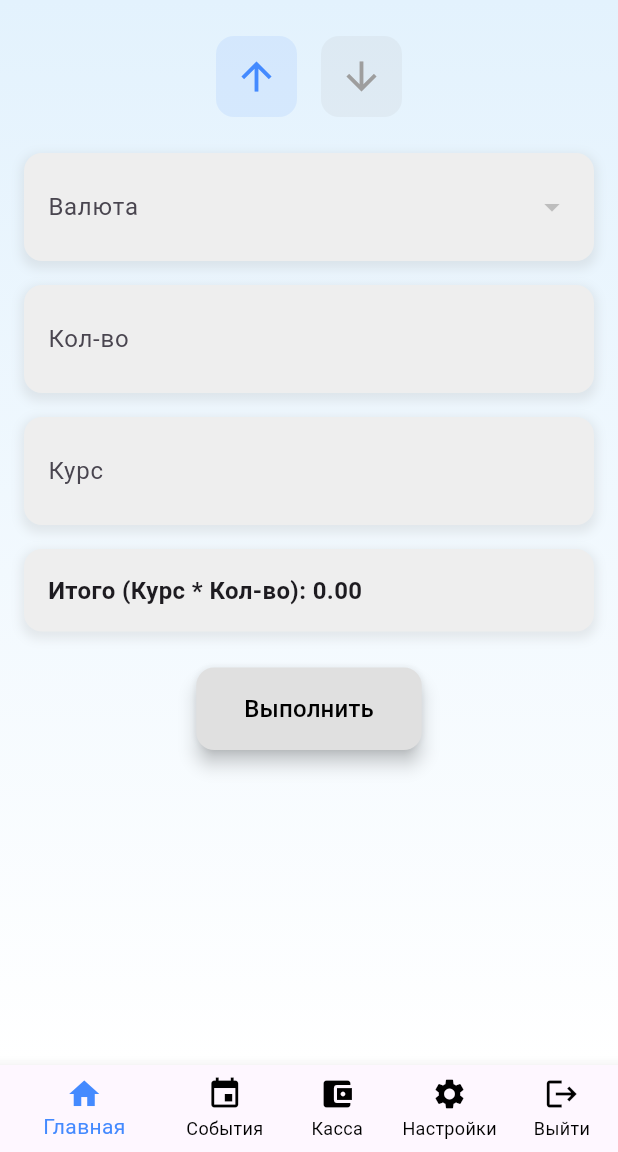
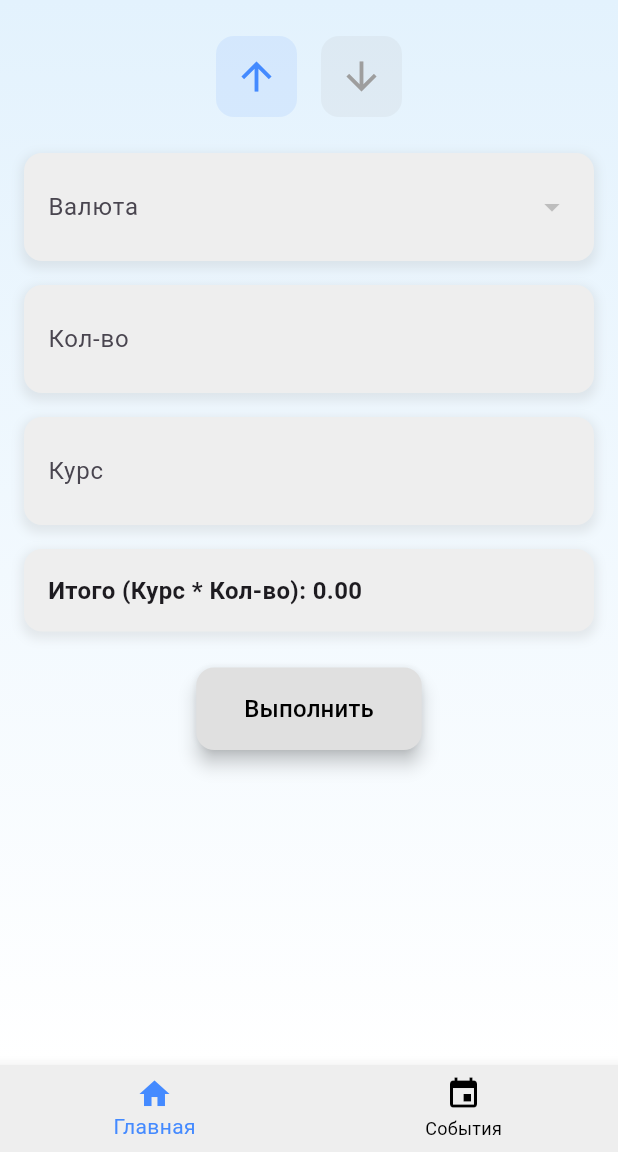
Before and after one commit to zhanyysh/aia_dev2, a Flutter app: the screen it shows once a user with an empty profile is signed in, on a phone screen of 412 x 824 dp, the part 84-1236 px from its top. Run offline on Flutter 3.47's test engine with Material 3 defaults, Android fonts, the phone set to English and light mode, and no system bars; our stand-ins replace cloud_firestore, firebase_auth, firebase_core, fl_chart; accounts and stored records are empty.

Commit message:
removed Касса, настройки, выйти from home screen

```diff
--- a/exchange_app/lib/screens/home_screen.dart
+++ b/exchange_app/lib/screens/home_screen.dart
@@ -17,28 +17,16 @@ class _HomeScreenState extends State<HomeScreen> {
   int _selectedIndex = 0;
   final AuthService _authService = AuthService();
 
-  // Список экранов
+  // Список экранов - обновлен до двух основных
   final List<Widget> _screens = [
     const MainScreen(),
     const EventsScreen(),
-    const CashScreen(),
-    const CurrencyScreen(),
   ];
 
   void _onItemTapped(int index) {
-    if (index == 4) {
-      // Если нажата кнопка "Выход"
-      _authService.signOut().then((_) {
-        Navigator.pushReplacement(
-          context,
-          MaterialPageRoute(builder: (context) => const LoginScreen()),
-        );
-      });
-    } else {
-      setState(() {
-        _selectedIndex = index;
-      });
-    }
+    setState(() {
+      _selectedIndex = index;
+    });
   }
 
   @override
@@ -58,24 +46,12 @@ class _HomeScreenState extends State<HomeScreen> {
             icon: Icon(Icons.event),
             label: 'События',
           ),
-          BottomNavigationBarItem(
-            icon: Icon(Icons.account_balance_wallet),
-            label: 'Касса',
-          ),
-          BottomNavigationBarItem(
-            icon: Icon(Icons.settings),
-            label: 'Настройки',
-          ),
-          BottomNavigationBarItem(
-            icon: Icon(Icons.logout),
-            label: 'Выйти',
-          ),
         ],
         currentIndex: _selectedIndex,
         selectedItemColor: Colors.blueAccent,
         unselectedItemColor: Colors.black,
-        showSelectedLabels: true, // Показывать подписи для выбранного элемента
-        showUnselectedLabels: true, // Показывать подписи для невыбранных элементов
+        showSelectedLabels: true,
+        showUnselectedLabels: true,
         backgroundColor: Colors.grey[200],
         onTap: _onItemTapped,
       ),
```
